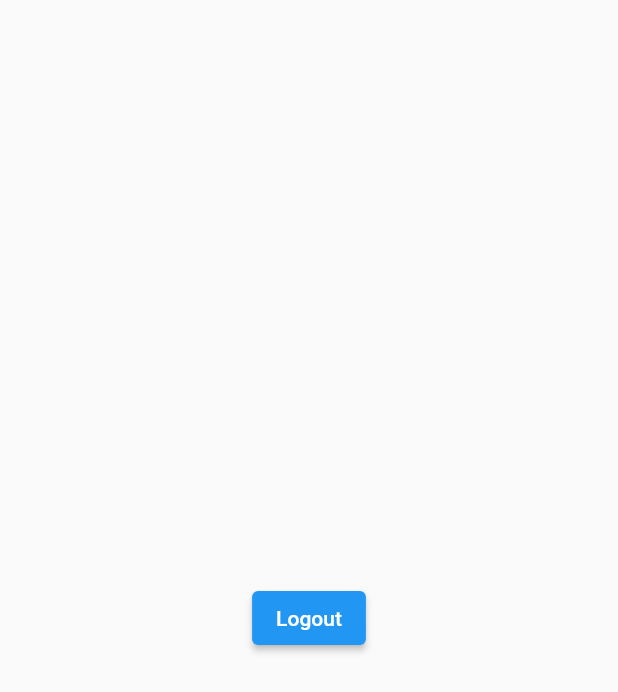
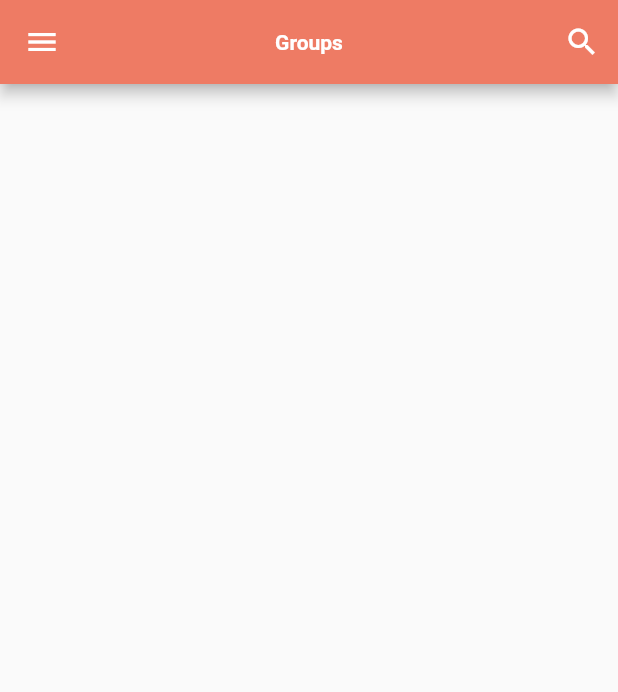
Before and after one commit to Pav10s/chat_app, a Flutter app: the HomePage screen opened directly, on a phone screen of 412 x 824 dp. Shown: the top 692 px of the screen. Run offline on Flutter 3.47's test engine with Material 2 defaults, Android fonts, the phone set to English and light mode, and no system bars; our stand-ins replace cloud_firestore, firebase_auth, firebase_core, shared_preferences; accounts and stored records are empty.

Commit message:
Generated Home Page and Profile Page

```diff
--- a/lib/helper/helper_function.dart
+++ b/lib/helper/helper_function.dart
@@ -24,4 +24,14 @@ class HelperFunction {
     SharedPreferences sharedPreferences = await SharedPreferences.getInstance();
     return sharedPreferences.getBool(userLoggedInKey);
   }
+
+  static Future<String?> getEmail() async {
+    SharedPreferences sharedPreferences = await SharedPreferences.getInstance();
+    return sharedPreferences.getString(userEmailKey);
+  }
+
+  static Future<String?> getUserName() async {
+    SharedPreferences sharedPreferences = await SharedPreferences.getInstance();
+    return sharedPreferences.getString(userNameKey);
+  }
 }
--- a/lib/main.dart
+++ b/lib/main.dart
@@ -44,7 +44,7 @@ class _MyAppState extends State<MyApp> {
     await HelperFunction.getUserLoggedInKey().then((value) {
       if (value != null) {
         setState(() {
-          _isLoggedIn = value;
+          _isLoggedIn = false;
         });
       }
     });
--- a/lib/pages/home_page.dart
+++ b/lib/pages/home_page.dart
@@ -1,4 +1,9 @@
+import 'package:chat_app/helper/helper_function.dart';
+import 'package:chat_app/pages/auth/login_page.dart';
+import 'package:chat_app/pages/proflie_page.dart';
+import 'package:chat_app/pages/search_page.dart';
 import 'package:chat_app/service/auth_service.dart';
+import 'package:chat_app/widgets/widgets.dart';
 import 'package:flutter/material.dart';
 
 class HomePage extends StatefulWidget {
@@ -9,16 +14,139 @@ class HomePage extends StatefulWidget {
 }
 
 class _HomePageState extends State<HomePage> {
+  String userName = "";
+  String email = "";
   AuthService authService = AuthService();
+
+  @override
+  void initState() {
+    super.initState();
+    gettingUserData();
+  }
+
+  gettingUserData() async {
+    await HelperFunction.getUserName().then((value) {
+      userName = value!;
+    });
+    await HelperFunction.getEmail().then((value) {
+      email = value!;
+    });
+  }
+
   @override
   Widget build(BuildContext context) {
     return Scaffold(
-      body: Center(
-        child: ElevatedButton(
-          child: const Text("Logout"),
-          onPressed: () {
-            authService.signOut();
-          },
+      appBar: AppBar(
+        centerTitle: true,
+        title: const Text(
+          "Groups",
+          style: TextStyle(
+            color: Colors.white,
+            fontSize: 14,
+            fontWeight: FontWeight.bold,
+          ),
+        ),
+        backgroundColor: Theme.of(context).primaryColor,
+        actions: [
+          IconButton(
+            onPressed: () {
+              nextScreen(context, const SearchPage());
+            },
+            icon: const Icon(Icons.search),
+          )
+        ],
+      ),
+      drawer: Drawer(
+        child: ListView(
+          padding: const EdgeInsets.symmetric(vertical: 50),
+          children: <Widget>[
+            const Icon(
+              Icons.account_circle,
+              size: 100,
+              color: Colors.black,
+            ),
+            const SizedBox(height: 15),
+            Text(
+              userName,
+              textAlign: TextAlign.center,
+              style: const TextStyle(fontWeight: FontWeight.bold),
+            ),
+            const SizedBox(
+              height: 30,
+            ),
+            const Divider(
+              height: 2,
+            ),
+            ListTile(
+              onTap: () {},
+              selected: true,
+              selectedColor: Theme.of(context).primaryColor,
+              contentPadding:
+                  const EdgeInsets.symmetric(horizontal: 20, vertical: 5),
+              leading: const Icon(Icons.group),
+              title: const Text(
+                "Groups",
+                style: TextStyle(color: Colors.black),
+              ),
+            ),
+            ListTile(
+              onTap: () {
+                setState(() {
+                  nextScreen(context, const ProfilePage());
+                });
+              },
+              selectedColor: Colors.black,
+              contentPadding:
+                  const EdgeInsets.symmetric(horizontal: 20, vertical: 5),
+              leading: const Icon(Icons.account_circle),
+              title: const Text(
+                "Profile",
+                style: TextStyle(color: Colors.black),
+              ),
+            ),
+            ListTile(
+              onTap: () async {
+                showDialog(
+                    context: context,
+                    builder: (context) {
+                      return AlertDialog(
+                        title: const Text("Logout"),
+                        content: const Text("Are you sure you want to logout?"),
+                        actions: [
+                          IconButton(
+                            onPressed: () {
+                              Navigator.pop(context);
+                            },
+                            icon: const Icon(
+                              Icons.cancel,
+                              color: Colors.red,
+                            ),
+                          ),
+                          IconButton(
+                            onPressed: () {
+                              authService.signOut().whenComplete(() {
+                                pushAndRemove(context, const LoginPage());
+                              });
+                            },
+                            icon: const Icon(
+                              Icons.done,
+                              color: Colors.green,
+                            ),
+                          ),
+                        ],
+                      );
+                    });
+              },
+              selectedColor: Colors.black,
+              contentPadding:
+                  const EdgeInsets.symmetric(horizontal: 20, vertical: 5),
+              leading: const Icon(Icons.logout),
+              title: const Text(
+                "Logout",
+                style: TextStyle(color: Colors.black),
+              ),
+            ),
+          ],
         ),
       ),
     );
--- a/lib/widgets/widgets.dart
+++ b/lib/widgets/widgets.dart
@@ -31,6 +31,11 @@ void nextScreenReplacement(context, page) {
   );
 }
 
+void pushAndRemove(context, page) {
+  Navigator.of(context).pushAndRemoveUntil(
+      MaterialPageRoute(builder: (context) => page), (route) => false);
+}
+
 void showSnackBar(context, message, color) {
   ScaffoldMessenger.of(context).showSnackBar(SnackBar(
     content: Text(
```
Also changed, not shown: lib/pages/auth/login_page.dart (+11 -1 lines), lib/pages/proflie_page.dart (added, +19 -0 lines), lib/pages/search_page.dart (added, +19 -0 lines), lib/service/database_service.dart (+15 -7 lines).
